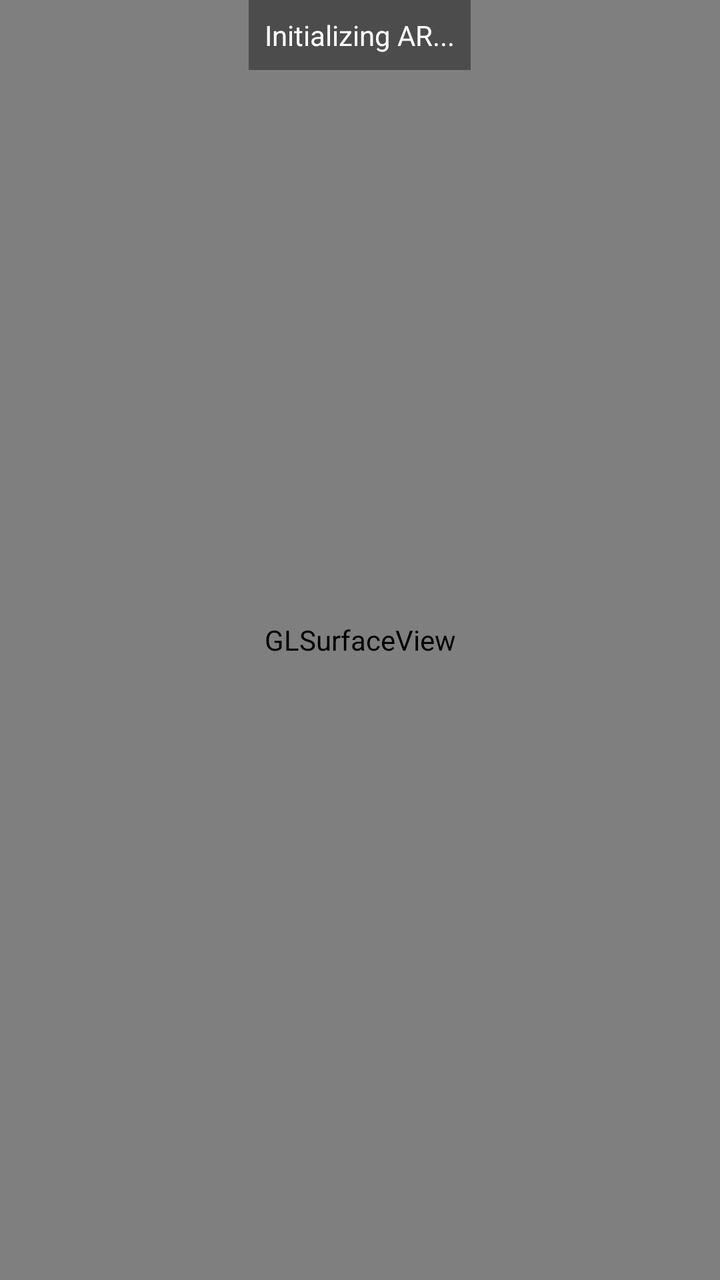
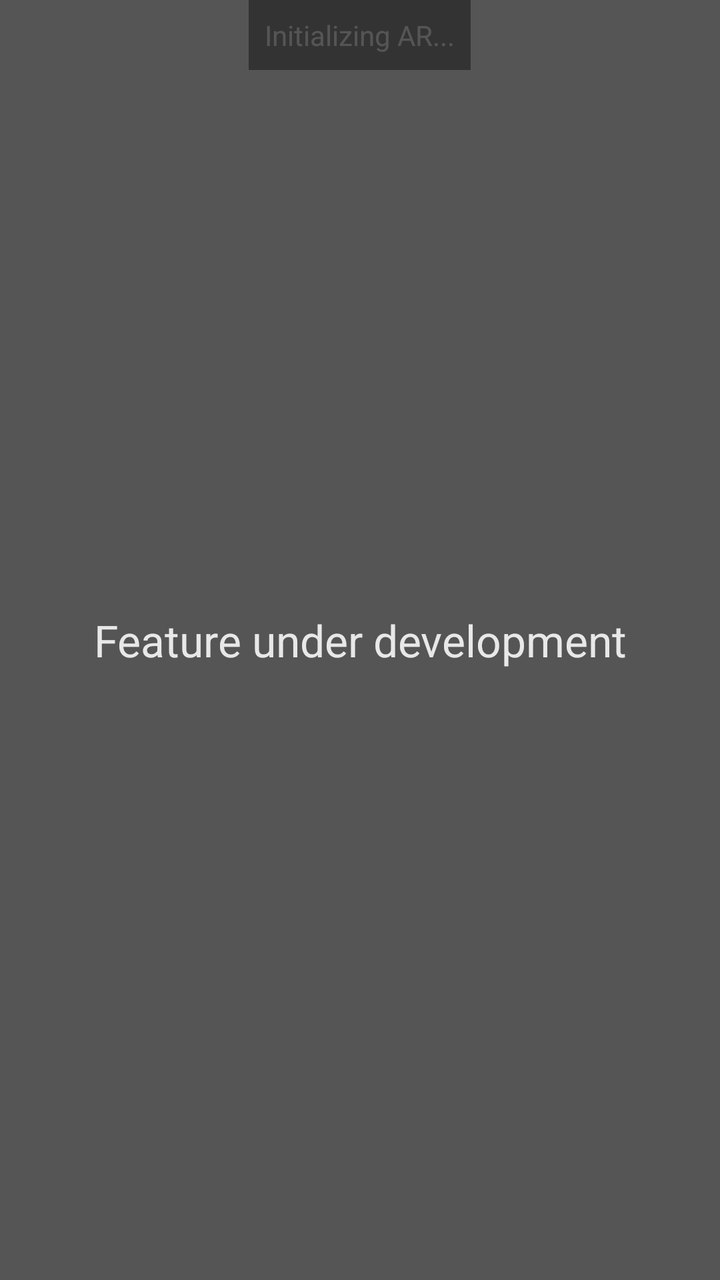

Screens rendered from an Android XML layout before and after an edit, with the pre-edit source and the edit as a unified diff.
<!-- AndroidManifest.xml: application theme Theme.SurveyingApp -->
<!-- res/layout/fragment_open_in_ar.xml -->
<?xml version="1.0" encoding="utf-8"?>
<FrameLayout xmlns:android="http://schemas.android.com/apk/res/android"
    android:layout_width="match_parent"
    android:layout_height="match_parent">

    <android.opengl.GLSurfaceView
        android:id="@+id/glSurfaceViewAr"
        android:layout_width="match_parent"
        android:layout_height="match_parent" />

    <TextView
        android:id="@+id/textArStatus"
        android:layout_width="wrap_content"
        android:layout_height="wrap_content"
        android:padding="8dp"
        android:background="#66000000"
        android:textColor="#FFFFFF"
        android:text="Initializing AR..."
        android:layout_gravity="top|center_horizontal" />
</FrameLayout>
<!-- resources referenced by this layout -->
<resources>
  <style name="Theme.SurveyingApp" parent="Theme.MaterialComponents.DayNight.DarkActionBar">
          
          <item name="colorPrimary">@color/purple_500</item>
          <item name="colorPrimaryVariant">@color/purple_700</item>
          <item name="colorOnPrimary">@color/white</item>
          
          <item name="colorSecondary">@color/teal_200</item>
          <item name="colorSecondaryVariant">@color/teal_700</item>
          <item name="colorOnSecondary">@color/black</item>
          
          <item name="android:statusBarColor">?attr/colorPrimaryVariant</item>
          
      </style>
  <color name="purple_500">#FF6200EE</color>
  <color name="purple_700">#FF3700B3</color>
  <color name="white">#FFFFFFFF</color>
  <color name="teal_200">#FF03DAC5</color>
  <color name="teal_700">#FF018786</color>
  <color name="black">#FF000000</color>
</resources>

<!-- the commit's change to res/layout/fragment_open_in_ar.xml (unified diff, before → after) -->
@@ -6,7 +6,8 @@
     <android.opengl.GLSurfaceView
         android:id="@+id/glSurfaceViewAr"
         android:layout_width="match_parent"
-        android:layout_height="match_parent" />
+        android:layout_height="match_parent"
+        android:visibility="gone" />
 
     <TextView
         android:id="@+id/textArStatus"
@@ -17,4 +18,16 @@
         android:textColor="#FFFFFF"
         android:text="Initializing AR..."
         android:layout_gravity="top|center_horizontal" />
+
+    
+    <TextView
+        android:id="@+id/textArPlaceholder"
+        android:layout_width="match_parent"
+        android:layout_height="match_parent"
+        android:gravity="center"
+        android:textAppearance="@style/TextAppearance.AppCompat.Large"
+        android:textColor="#DDFFFFFF"
+        android:background="#AA000000"
+        android:text="@string/ar_placeholder_dev"
+        android:visibility="visible" />
 </FrameLayout>
<!-- resource entries referenced after the edit -->
@@ -1,5 +1,6 @@
 <!-- resources referenced by this layout -->
 <resources>
+  <string name="ar_placeholder_dev">Feature under development</string>
   <style name="Theme.SurveyingApp" parent="Theme.MaterialComponents.DayNight.DarkActionBar">
           
           <item name="colorPrimary">@color/purple_500</item>
